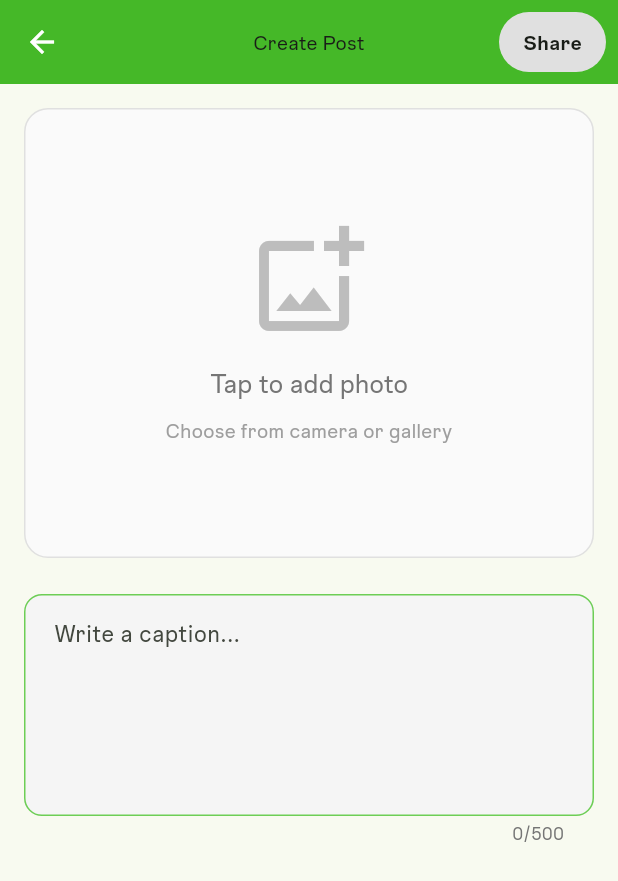
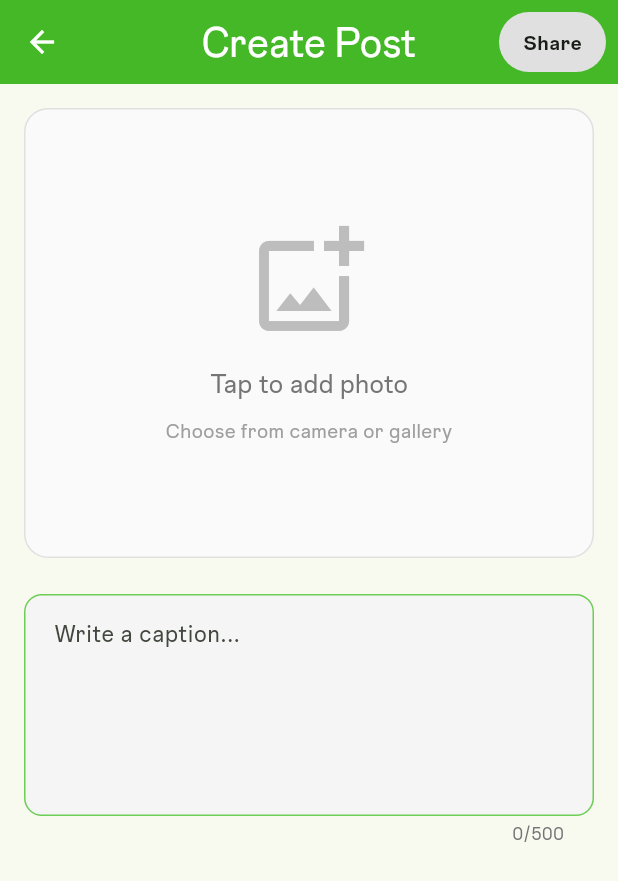
Before and after one commit to Dhrumil02/social_feed_app, a Flutter app: the CreatePostScreen screen opened by its route, on a phone screen of 412 x 824 dp. Shown: the top 881 px of the screen. Run offline on Flutter 3.47's test engine with Material 3 defaults, Android fonts, the phone set to English and light mode, and no system bars; our stand-ins replace bloc, cached_network_image, cloud_firestore, connectivity_plus, dartz, equatable and 15 more; accounts and stored records are empty; project files that could hold a hidden picture were left out.

Commit message:
feat: added theme and ci/cd setup

```diff
--- a/lib/app/core/constants/app_strings.dart
+++ b/lib/app/core/constants/app_strings.dart
@@ -5,6 +5,9 @@ class AppStrings{
   static const logout = "Logout";
   static const email = "Email";
   static const fullName = "Full Name";
+  static const select = "Select";
+  static const cancel = "Cancel";
+  static const selectColor = "Select Color";
   static const enterFullName = "Enter Full Name";
   static const password = "Password";
   static const continueWithGoogle = "Sign-In With Google";
@@ -65,7 +68,6 @@ class AppStrings{
   static const followers = "Followers";
   static const bio = "Bio";
   static const save = "Save";
-  static const cancel = "Cancel";
   static const noPostYet = "No posts yet";
   static const unknownUser = "Unknown User";
   static const settings = "Settings";
--- a/lib/app/core/injection/injection_container.dart
+++ b/lib/app/core/injection/injection_container.dart
@@ -79,11 +79,11 @@ Future<void> init() async {
   sl.registerLazySingleton(() => GetCommentsUseCase(sl()));
   sl.registerLazySingleton(() => DeleteCommentUseCase(sl()));
   sl.registerLazySingleton<FeedLocalDataSource>(
-        () => FeedLocalDataSourceImpl(),
+    () => FeedLocalDataSourceImpl(),
   );
 
   sl.registerLazySingleton<FeedRepository>(
-    () => FeedRepositoryImpl(remoteDataSource: sl(),localDataSource: sl()),
+    () => FeedRepositoryImpl(remoteDataSource: sl(), localDataSource: sl()),
   );
 
   sl.registerLazySingleton<FeedRemoteDataSource>(
--- a/lib/app/core/services/authentication_service.dart
+++ b/lib/app/core/services/authentication_service.dart
@@ -46,10 +46,13 @@ class AuthenticationService {
           await _auth.signInWithCredential(credential);
           completer.complete();
         } catch (e) {
+          print('FIrebase Auth Exception111 ${e}');
+
           completer.completeError(e);
         }
       },
       verificationFailed: (FirebaseAuthException e) {
+        print('FIrebase Auth Exception $e');
         completer.completeError(e);
       },
       codeSent: (String verificationId, int? resendToken) {
--- a/lib/app/features/feed/presentation/screen/create_post_screen.dart
+++ b/lib/app/features/feed/presentation/screen/create_post_screen.dart
@@ -33,7 +33,7 @@ class _CreatePostScreenState extends State<CreatePostScreen> {
   Widget build(BuildContext context) {
     return Scaffold(
       appBar: AppBar(
-        title: const CustomText(AppStrings.createPost),
+        title:  CustomText(AppStrings.createPost,style: context.headlineMedium.copyWith(color: Colors.white),),
         leading: BackButton(
           onPressed: () {
             context.pop();
@@ -219,71 +219,6 @@ class _CreatePostScreenState extends State<CreatePostScreen> {
               onChanged: (_) => setState(() {}),
             ),
 
-            AppSizes.vGap24,
-
-            if (_selectedImage != null || _captionController.text.isNotEmpty)
-              Container(
-                padding: Spacing.all(AppSizes.s12),
-                decoration: BoxDecoration(
-                  color:
-                      _selectedImage != null &&
-                          _captionController.text.trim().isNotEmpty
-                      ? Colors.green[50]
-                      : Colors.orange[50],
-                  borderRadius: BorderRadius.circular(8),
-                  border: Border.all(
-                    color:
-                        _selectedImage != null &&
-                            _captionController.text.trim().isNotEmpty
-                        ? Colors.green[200]!
-                        : Colors.orange[200]!,
-                  ),
-                ),
-                child: Row(
-                  children: [
-                    Icon(
-                      _selectedImage != null &&
-                              _captionController.text.trim().isNotEmpty
-                          ? Icons.check_circle_outline
-                          : Icons.info_outline,
-                      color:
-                          _selectedImage != null &&
-                              _captionController.text.trim().isNotEmpty
-                          ? Colors.green[700]
-                          : Colors.orange[700],
-                    ),
-                    AppSizes.vGap8,
-                    Expanded(
-                      child: Column(
-                        crossAxisAlignment: CrossAxisAlignment.start,
-                        children: [
-                          CustomText(
-                            _selectedImage != null &&
-                                    _captionController.text.trim().isNotEmpty
-                                ? 'Ready to share!'
-                                : 'Complete your post',
-                            style: TextStyle(
-                              fontWeight: FontWeight.bold,
-                              fontSize: AppSizes.s14,
-                              color:
-                                  _selectedImage != null &&
-                                      _captionController.text.trim().isNotEmpty
-                                  ? Colors.green[700]
-                                  : Colors.orange[700],
-                            ),
-                          ),
-                          AppSizes.vGap16,
-                          CustomText(
-                            _getStatusMessage(),
-                            style: context.bodySmall,
-                          ),
-                        ],
-                      ),
-                    ),
-                  ],
-                ),
-              ),
-
             AppSizes.vGap16,
           ],
         ).padAll(AppSizes.s16),
--- a/lib/app/shared/theme/cubit/theme_cubit.dart
+++ b/lib/app/shared/theme/cubit/theme_cubit.dart
@@ -9,6 +9,12 @@ class ThemeCubit extends Cubit<ThemeData> {
         primaryColor: color,
         primarySwatch: AppColors.createMaterialColor(color),
         brightness: isDarkMode ? Brightness.dark : Brightness.light,
+        appBarTheme:  AppBarTheme(
+          backgroundColor: color,
+          foregroundColor: Colors.white,
+          centerTitle: true,
+          elevation: 0,
+        ),
       ),
     );
   }
--- a/lib/app/shared/widgets/custom_text_field.dart
+++ b/lib/app/shared/widgets/custom_text_field.dart
@@ -39,7 +39,7 @@ class CustomTextField extends StatelessWidget {
     return Container(
       width: double.infinity,
       margin: Spacing.y(AppSizes.s1),
-      height: height ?? AppSizes.s40,
+      height: height ?? AppSizes.s48,
       child: TextFormField(
         controller: controller,
         obscureText: obscureText,
@@ -56,7 +56,7 @@ class CustomTextField extends StatelessWidget {
           hintText: hintText,
           suffixIcon: suffixIcon,
           prefixIcon: prefixIcon,
-          contentPadding: Spacing.all(AppSizes.s4),
+          contentPadding: EdgeInsets.fromLTRB(16,4,8,4),
           border: OutlineInputBorder(
             borderRadius: BorderRadius.circular(AppSizes.s4),
           ),
--- a/lib/main.dart
+++ b/lib/main.dart
@@ -7,6 +7,8 @@ void main() async {
   WidgetsFlutterBinding.ensureInitialized();
   await Firebase.initializeApp(options: DefaultFirebaseOptions.currentPlatform);
 
+
+
   FirebaseFirestore.instance.settings = const Settings(
     persistenceEnabled: true,
   );
```
Also changed, not shown: lib/app/features/profile/presentation/screen/profile_screen.dart (+55 -19 lines), pubspec.yaml (+9 -3 lines), pubspec.lock, 1 other file.
